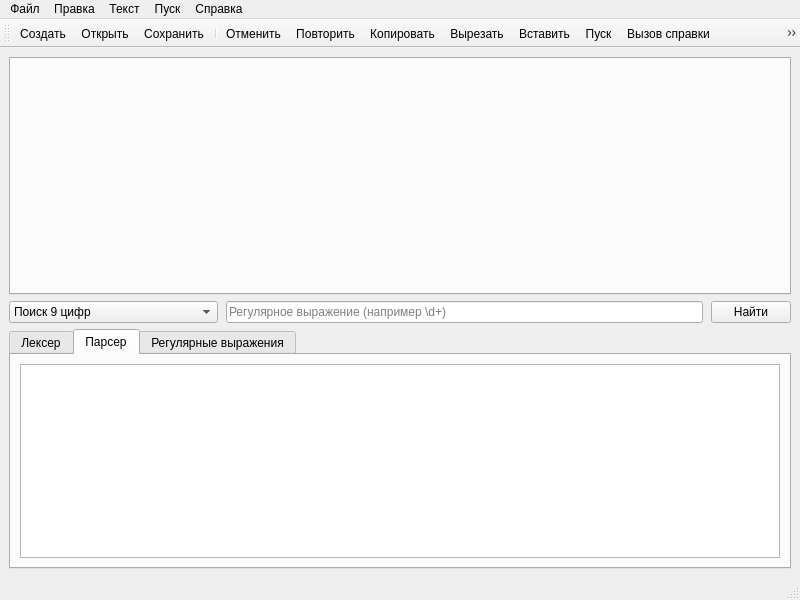
First picture: the form in mainwindow.ui, repository vdyadov/Formal-Languages-and-Compilers, before the edit.
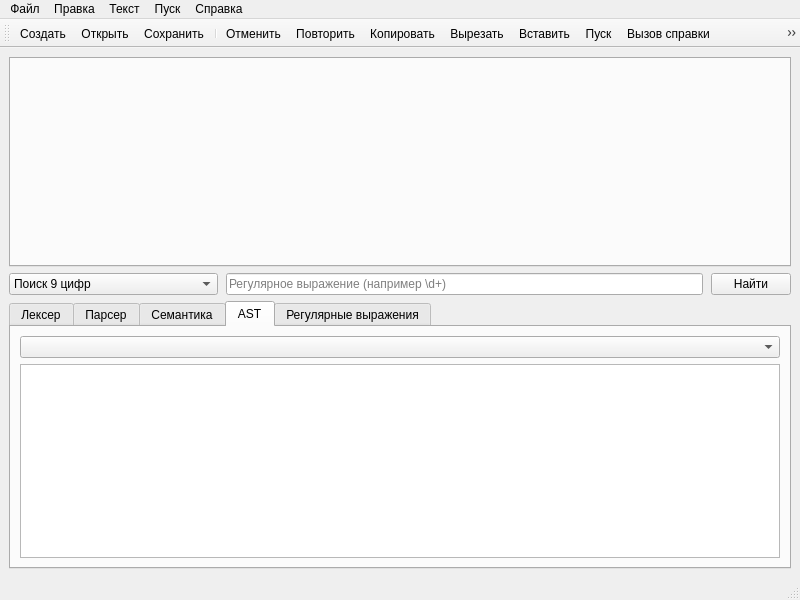
Second picture: the form after the edit. The open tabs and pages were chosen to show the change. Icons and pictures are not drawn.

Commit message: Add semantic logic and build AST tree

Patch:
```diff
--- a/mainwindow.ui
+++ b/mainwindow.ui
@@ -113,6 +113,33 @@
         </item>
        </layout>
       </widget>
+      <widget class="QWidget" name="tab_semantic">
+       <attribute name="title">
+        <string>Семантика</string>
+       </attribute>
+       <layout class="QGridLayout" name="gridLayout_semantic">
+        <item row="0" column="0">
+         <widget class="QTableWidget" name="tableWidget_semantic"/>
+        </item>
+       </layout>
+      </widget>
+      <widget class="QWidget" name="tab_ast">
+       <attribute name="title">
+        <string>AST</string>
+       </attribute>
+       <layout class="QGridLayout" name="gridLayout_ast">
+        <item row="0" column="0">
+         <widget class="QComboBox" name="comboBox_astFormat"/>
+        </item>
+        <item row="1" column="0">
+         <widget class="QPlainTextEdit" name="plainTextEdit_ast">
+          <property name="readOnly">
+           <bool>true</bool>
+          </property>
+         </widget>
+        </item>
+       </layout>
+      </widget>
       <widget class="QWidget" name="tab_4">
        <attribute name="title">
         <string>Регулярные выражения</string>
```
The commit also changes 9 other files.
